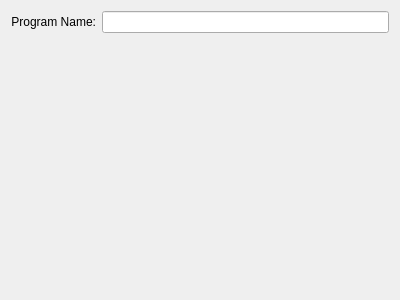
Above: plugins/Conditions/ProcessOpened/createprocessopenedconditionwidget.ui from KDE/simon before the change. Below: the same form after it.
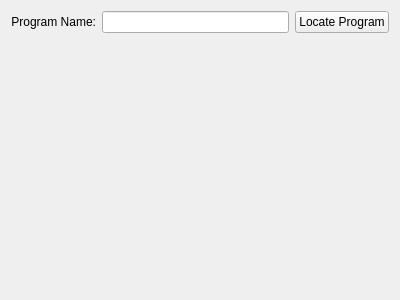
That is the form after the change.

Commit message: >Added program file dialog for convenience when specifying a program name in the process opened condition plugin

The edit to the form file:
```diff
--- a/plugins/Conditions/ProcessOpened/createprocessopenedconditionwidget.ui
+++ b/plugins/Conditions/ProcessOpened/createprocessopenedconditionwidget.ui
@@ -29,6 +29,13 @@
      <item>
       <widget class="QLineEdit" name="leProgramName"/>
      </item>
+     <item>
+      <widget class="QPushButton" name="pbLocateProgram">
+       <property name="text">
+        <string>Locate Program</string>
+       </property>
+      </widget>
+     </item>
     </layout>
    </item>
    <item>
```
The commit also changes 2 other files.
